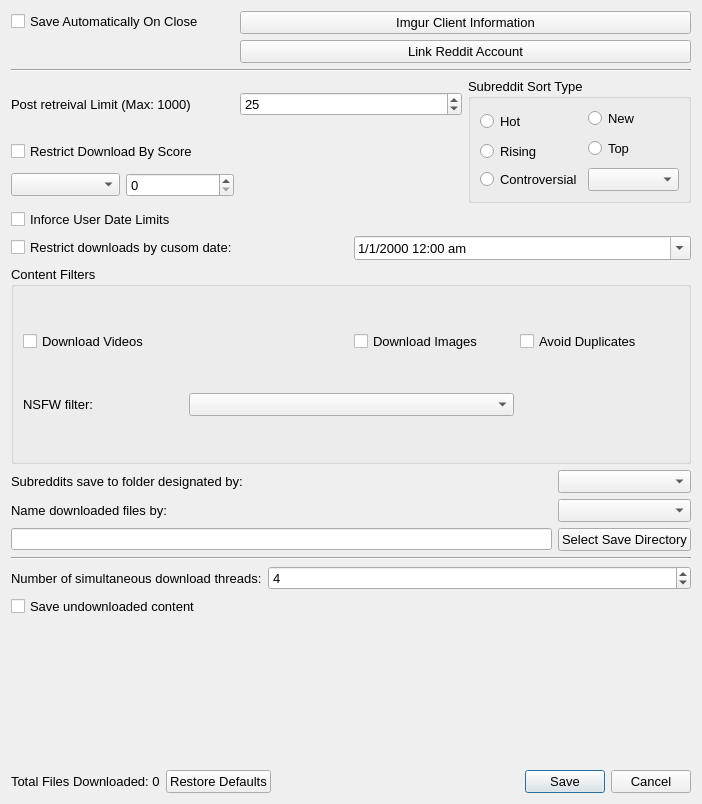
Old version of the form DownloaderForReddit/GUI_Resources/DownloaderForRedditSettingsGUI.ui in the repository MalloyDelacroix/DownloaderForReddit.
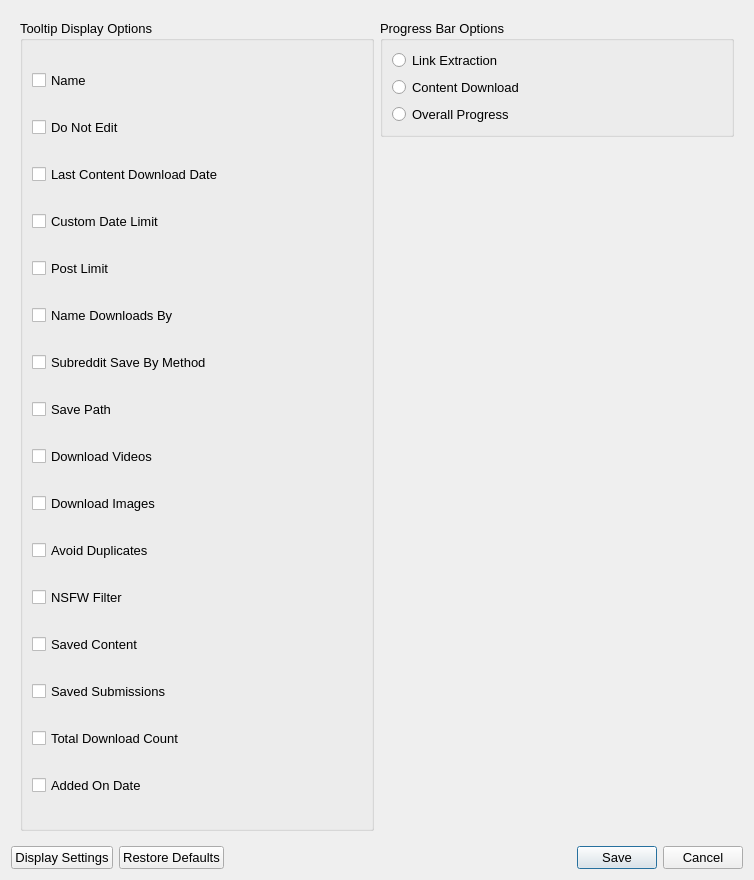
New version of the form. The open tabs and pages were chosen to show the change.

Commit message: Display options added to settings gui and settings manager. Nothing connected.

The edit to the form file:
```diff
--- a/DownloaderForReddit/GUI_Resources/DownloaderForRedditSettingsGUI.ui
+++ b/DownloaderForReddit/GUI_Resources/DownloaderForRedditSettingsGUI.ui
@@ -6,14 +6,21 @@
    <rect>
     <x>0</x>
     <y>0</y>
-    <width>702</width>
-    <height>804</height>
+    <width>754</width>
+    <height>880</height>
    </rect>
   </property>
   <property name="windowTitle">
    <string>Settings</string>
   </property>
-  <layout class="QGridLayout" name="gridLayout_7">
+  <layout class="QGridLayout" name="gridLayout_8">
+   <item row="0" column="0" colspan="3">
+    <widget class="QStackedWidget" name="stacked_widget">
+     <property name="currentIndex">
+      <number>0</number>
+     </property>
+     <widget class="QWidget" name="page">
+      <layout class="QGridLayout" name="gridLayout_9">
    <item row="0" column="0">
     <layout class="QFormLayout" name="formLayout">
      <item row="0" column="0" colspan="2">
@@ -419,7 +426,7 @@
     </widget>
    </item>
    <item row="8" column="0" colspan="3">
-    <layout class="QFormLayout" name="formLayout_2">
+        <layout class="QGridLayout" name="gridLayout_7">
      <item row="0" column="0">
       <widget class="QLabel" name="label_4">
        <property name="font">
@@ -465,11 +472,7 @@
        </property>
       </widget>
      </item>
-    </layout>
-   </item>
-   <item row="9" column="0" colspan="3">
-    <layout class="QHBoxLayout" name="horizontalLayout_2">
-     <item>
+         <item row="2" column="0">
       <widget class="QLabel" name="total_files_downloaded_label">
        <property name="font">
         <font>
@@ -481,33 +484,6 @@
        </property>
       </widget>
      </item>
-     <item>
-      <widget class="QPushButton" name="restore_defaults_button">
-       <property name="font">
-        <font>
-         <pointsize>10</pointsize>
-        </font>
-       </property>
-       <property name="text">
-        <string>Restore Defaults</string>
-       </property>
-      </widget>
-     </item>
-     <item>
-      <widget class="QDialogButtonBox" name="save_cancel_button_box">
-       <property name="font">
-        <font>
-         <pointsize>10</pointsize>
-        </font>
-       </property>
-       <property name="standardButtons">
-        <set>QDialogButtonBox::Cancel|QDialogButtonBox::Save</set>
-       </property>
-       <property name="centerButtons">
-        <bool>false</bool>
-       </property>
-      </widget>
-     </item>
     </layout>
    </item>
   </layout>
@@ -515,6 +491,234 @@
   <zorder>line</zorder>
   <zorder>groupBox_2</zorder>
   <zorder>line_2</zorder>
+      <zorder>total_files_downloaded_label</zorder>
+     </widget>
+     <widget class="QWidget" name="page_2">
+      <layout class="QGridLayout" name="gridLayout_10">
+       <item row="0" column="1">
+        <widget class="QGroupBox" name="progress_bar_groupbox">
+         <property name="font">
+          <font>
+           <pointsize>10</pointsize>
+          </font>
+         </property>
+         <property name="toolTip">
+          <string>&lt;html&gt;&lt;head/&gt;&lt;body&gt;&lt;p&gt;Choose which progress markers the main window progress bar represents when running.&lt;/p&gt;&lt;/body&gt;&lt;/html&gt;</string>
+         </property>
+         <property name="title">
+          <string>Progress Bar Options</string>
+         </property>
+         <layout class="QVBoxLayout" name="verticalLayout_3">
+          <item>
+           <widget class="QRadioButton" name="progress_bar_link_extraction_radio">
+            <property name="text">
+             <string>Link Extraction</string>
+            </property>
+           </widget>
+          </item>
+          <item>
+           <widget class="QRadioButton" name="progress_bar_download_progress_radio">
+            <property name="text">
+             <string>Content Download</string>
+            </property>
+           </widget>
+          </item>
+          <item>
+           <widget class="QRadioButton" name="progress_bar_overall_progress_radio">
+            <property name="text">
+             <string>Overall Progress</string>
+            </property>
+           </widget>
+          </item>
+         </layout>
+        </widget>
+       </item>
+       <item row="1" column="1">
+        <spacer name="verticalSpacer">
+         <property name="orientation">
+          <enum>Qt::Vertical</enum>
+         </property>
+         <property name="sizeHint" stdset="0">
+          <size>
+           <width>20</width>
+           <height>40</height>
+          </size>
+         </property>
+        </spacer>
+       </item>
+       <item row="0" column="0" rowspan="2">
+        <widget class="QGroupBox" name="tooltip_group_box">
+         <property name="font">
+          <font>
+           <pointsize>10</pointsize>
+          </font>
+         </property>
+         <property name="toolTip">
+          <string>&lt;html&gt;&lt;head/&gt;&lt;body&gt;&lt;p&gt;Choose which reddit object attributes are displayed via tooltip when hovering over reddit objects in the main window.&lt;/p&gt;&lt;/body&gt;&lt;/html&gt;</string>
+         </property>
+         <property name="title">
+          <string>Tooltip Display Options</string>
+         </property>
+         <layout class="QVBoxLayout" name="verticalLayout_2">
+          <item>
+           <widget class="QCheckBox" name="tooltip_name_checkbox">
+            <property name="text">
+             <string>Name</string>
+            </property>
+           </widget>
+          </item>
+          <item>
+           <widget class="QCheckBox" name="tooltip_do_not_edit_checkbox">
+            <property name="text">
+             <string>Do Not Edit</string>
+            </property>
+           </widget>
+          </item>
+          <item>
+           <widget class="QCheckBox" name="tooltip_last_download_date_checkbox">
+            <property name="text">
+             <string>Last Content Download Date</string>
+            </property>
+           </widget>
+          </item>
+          <item>
+           <widget class="QCheckBox" name="tooltip_custom_date_limit_checkbox">
+            <property name="text">
+             <string>Custom Date Limit</string>
+            </property>
+           </widget>
+          </item>
+          <item>
+           <widget class="QCheckBox" name="tooltip_post_limit_checkbox">
+            <property name="text">
+             <string>Post Limit</string>
+            </property>
+           </widget>
+          </item>
+          <item>
+           <widget class="QCheckBox" name="tooltip_name_downloads_by_checkbox">
+            <property name="text">
+             <string>Name Downloads By</string>
+            </property>
+           </widget>
+          </item>
+          <item>
+           <widget class="QCheckBox" name="tooltip_subreddit_save_by_method_checkbox">
+            <property name="text">
+             <string>Subreddit Save By Method</string>
+            </property>
+           </widget>
+          </item>
+          <item>
+           <widget class="QCheckBox" name="tooltip_save_path_checkbox">
+            <property name="text">
+             <string>Save Path</string>
+            </property>
+           </widget>
+          </item>
+          <item>
+           <widget class="QCheckBox" name="tooltip_download_videos_checkbox">
+            <property name="text">
+             <string>Download Videos</string>
+            </property>
+           </widget>
+          </item>
+          <item>
+           <widget class="QCheckBox" name="tooltip_download_images_checkbox">
+            <property name="text">
+             <string>Download Images</string>
+            </property>
+           </widget>
+          </item>
+          <item>
+           <widget class="QCheckBox" name="tooltip_avoid_duplicates_checkbox">
+            <property name="text">
+             <string>Avoid Duplicates</string>
+            </property>
+           </widget>
+          </item>
+          <item>
+           <widget class="QCheckBox" name="tooltip_nsfw_filter_checkbox">
+            <property name="text">
+             <string>NSFW Filter</string>
+            </property>
+           </widget>
+          </item>
+          <item>
+           <widget class="QCheckBox" name="tooltip_saved_content_count_checkbox">
+            <property name="text">
+             <string>Saved Content</string>
+            </property>
+           </widget>
+          </item>
+          <item>
+           <widget class="QCheckBox" name="tooltip_saved_submissions_count_checkbox">
+            <property name="text">
+             <string>Saved Submissions</string>
+            </property>
+           </widget>
+          </item>
+          <item>
+           <widget class="QCheckBox" name="tooltip_total_download_count_checkbox">
+            <property name="text">
+             <string>Total Download Count</string>
+            </property>
+           </widget>
+          </item>
+          <item>
+           <widget class="QCheckBox" name="tooltip_added_on_date_checkbox">
+            <property name="text">
+             <string>Added On Date</string>
+            </property>
+           </widget>
+          </item>
+         </layout>
+        </widget>
+       </item>
+      </layout>
+     </widget>
+    </widget>
+   </item>
+   <item row="1" column="2">
+    <widget class="QDialogButtonBox" name="save_cancel_button_box">
+     <property name="font">
+      <font>
+       <pointsize>10</pointsize>
+      </font>
+     </property>
+     <property name="standardButtons">
+      <set>QDialogButtonBox::Cancel|QDialogButtonBox::Save</set>
+     </property>
+     <property name="centerButtons">
+      <bool>false</bool>
+     </property>
+    </widget>
+   </item>
+   <item row="1" column="1">
+    <widget class="QPushButton" name="restore_defaults_button">
+     <property name="font">
+      <font>
+       <pointsize>10</pointsize>
+      </font>
+     </property>
+     <property name="text">
+      <string>Restore Defaults</string>
+     </property>
+    </widget>
+   </item>
+   <item row="1" column="0">
+    <widget class="QPushButton" name="change_widget_button">
+     <property name="font">
+      <font>
+       <pointsize>10</pointsize>
+      </font>
+     </property>
+     <property name="text">
+      <string>Display Settings</string>
+     </property>
+    </widget>
+   </item>
+  </layout>
  </widget>
  <resources/>
  <connections/>
```
Left out of the diff: 34 changed lines with no effect on the pictures. Lines whose indentation alone changed are shown as unchanged. The commit also changes 3 other files.
